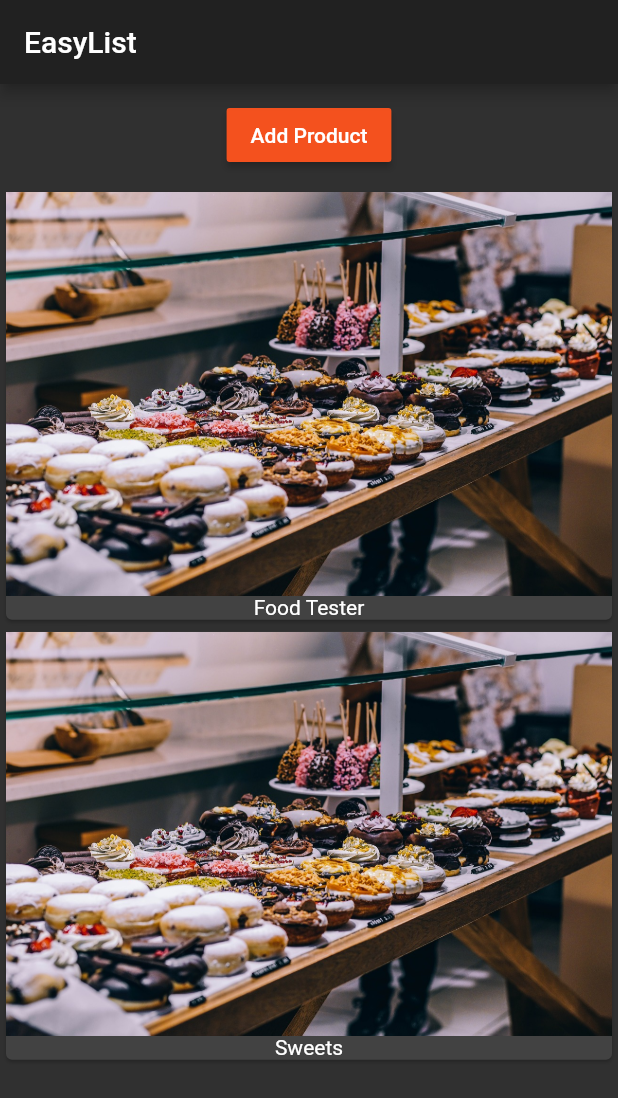
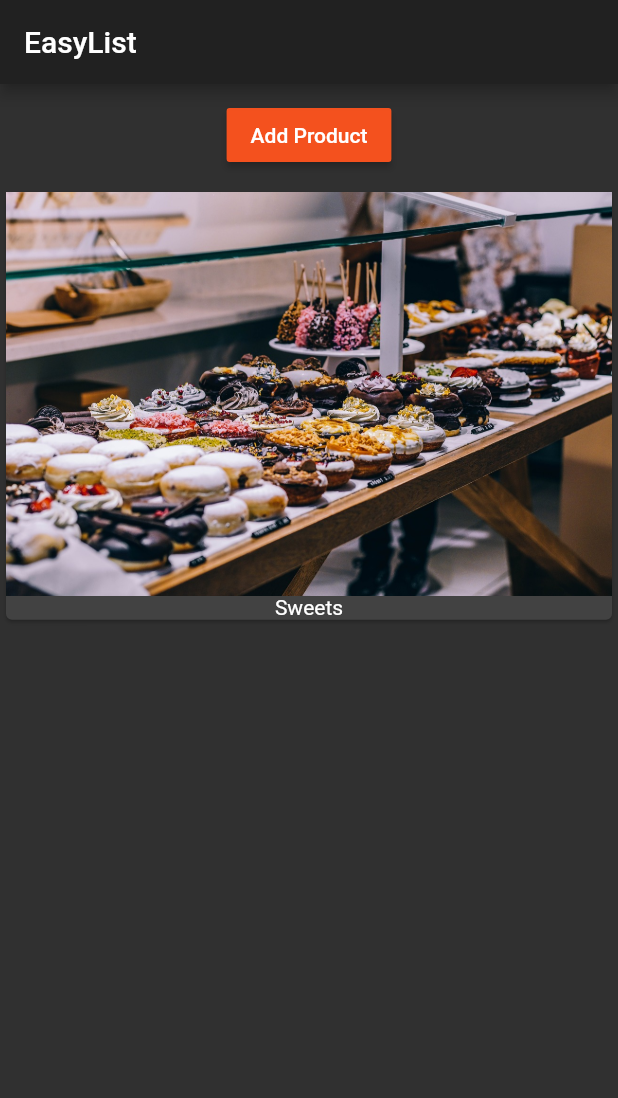
Before and after one commit to Kusaykin/flutter_course, a Flutter app: the screen it shows after launch, after a tap on "Add Product", on a phone screen of 412 x 824 dp. Shown: the top 1098 px of the screen. Run offline on Flutter 3.47's test engine with Material 2 defaults, Android fonts, the phone set to English and light mode, and no system bars.

```diff
--- a/lib/main.dart
+++ b/lib/main.dart
@@ -1,13 +1,20 @@
 import 'package:flutter/material.dart';
+import 'package:flutter/rendering.dart';
 
 import 'product_manager.dart';
 
-void main() => runApp(MyApp());
+void main() {
+//  debugPaintSizeEnabled = true;
+//  debugPaintBaselinesEnabled = true;
+//  debugPaintPointersEnabled = true;
+  runApp(MyApp());
+}
 
 class MyApp extends StatelessWidget {
   @override
   Widget build(BuildContext context) {
     return MaterialApp(
+//      debugShowMaterialGrid: true,
       theme: ThemeData(
         brightness: Brightness.dark,
         primarySwatch: Colors.deepOrange,
@@ -17,7 +24,7 @@ class MyApp extends StatelessWidget {
         appBar: AppBar(
           title: Text('EasyList'),
         ),
-        body: ProductManager('Food Tester'),
+        body: ProductManager(),
       ),
     );
   }
--- a/lib/product_manager.dart
+++ b/lib/product_manager.dart
@@ -6,7 +6,7 @@ import 'product_control.dart';
 class ProductManager extends StatefulWidget {
   final String startingProduct;
 
-  ProductManager(this.startingProduct);
+  ProductManager({this.startingProduct});
 
   @override
   State<StatefulWidget> createState() {
@@ -19,7 +19,9 @@ class _ProductManagerState extends State<ProductManager> {
 
   @override
   void initState() {
-    _products.add(widget.startingProduct);
+    if (widget.startingProduct != null) {
+      _products.add(widget.startingProduct);
+    }
     super.initState();
   }
 
@@ -31,15 +33,14 @@ class _ProductManagerState extends State<ProductManager> {
           margin: EdgeInsets.all(10.0),
           child: ProductControl(_addProduct),
         ),
-        Products(_products)
+        Expanded(child: Products(_products))
       ],
     );
   }
 
-  void _addProduct(String product){
+  void _addProduct(String product) {
     setState(() {
       _products.add(product);
     });
   }
-
 }
--- a/lib/products.dart
+++ b/lib/products.dart
@@ -5,19 +5,27 @@ class Products extends StatelessWidget {
 
   Products(this.products);
 
+  Widget _buildProductItem(BuildContext context, int index) {
+    return Card(
+      child: Column(
+        children: <Widget>[
+          Image.asset('assets/food.jpg'),
+          Text(products[index])
+        ],
+      ),
+    );
+  }
+
   @override
   Widget build(BuildContext context) {
-    return Column(
-      children: products
-          .map((element) => Card(
-                child: Column(
-                  children: <Widget>[
-                    Image.asset('assets/food.jpg'),
-                    Text(element)
-                  ],
-                ),
-              ))
-          .toList(),
-    );
+    Widget productCard =
+        Center(child: Text('No Products found, please add some'));
+    if (products.length > 0) {
+      productCard = ListView.builder(
+        itemBuilder: _buildProductItem,
+        itemCount: products.length,
+      );
+    }
+    return productCard;
   }
 }
```
